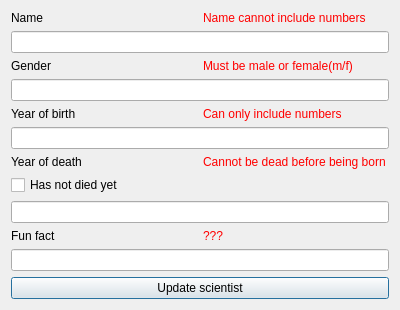
Qt form famGUI/edit.ui (gdgunnars/famCS3.0) before a commit.
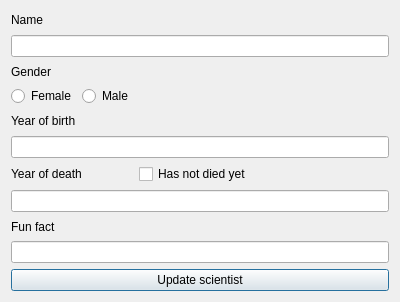
The same form after that commit.

What changed in the file:
```diff
--- a/famGUI/edit.ui
+++ b/famGUI/edit.ui
@@ -7,7 +7,7 @@
     <x>0</x>
     <y>0</y>
     <width>400</width>
-    <height>300</height>
+    <height>302</height>
    </rect>
   </property>
   <property name="windowTitle">
@@ -29,7 +29,7 @@
         <string notr="true">color: rgb(255, 0, 0)</string>
        </property>
        <property name="text">
-        <string>Name cannot include numbers</string>
+        <string/>
        </property>
       </widget>
      </item>
@@ -47,20 +47,38 @@
        </property>
       </widget>
      </item>
-     <item>
-      <widget class="QLabel" name="errorTwo">
-       <property name="styleSheet">
-        <string notr="true">color: rgb(255, 0, 0)</string>
-       </property>
-       <property name="text">
-        <string>Must be male or female(m/f)</string>
-       </property>
-      </widget>
-     </item>
     </layout>
    </item>
    <item>
-    <widget class="QLineEdit" name="lineTwo"/>
+    <layout class="QHBoxLayout" name="horizontalLayout_6">
+     <item>
+      <widget class="QRadioButton" name="femaleButton">
+       <property name="text">
+        <string>Female</string>
+       </property>
+      </widget>
+     </item>
+     <item>
+      <widget class="QRadioButton" name="maleButton">
+       <property name="text">
+        <string>Male</string>
+       </property>
+      </widget>
+     </item>
+     <item>
+      <spacer name="horizontalSpacer">
+       <property name="orientation">
+        <enum>Qt::Horizontal</enum>
+       </property>
+       <property name="sizeHint" stdset="0">
+        <size>
+         <width>40</width>
+         <height>20</height>
+        </size>
+       </property>
+      </spacer>
+     </item>
+    </layout>
    </item>
    <item>
     <layout class="QHBoxLayout" name="horizontalLayout_3">
@@ -77,7 +95,7 @@
         <string notr="true">color: rgb(255, 0, 0)</string>
        </property>
        <property name="text">
-        <string>Can only include numbers</string>
+        <string/>
        </property>
       </widget>
      </item>
@@ -95,27 +113,31 @@
        </property>
       </widget>
      </item>
+     <item>
+      <widget class="QCheckBox" name="checkIfAlive">
+       <property name="text">
+        <string>Has not died yet</string>
+       </property>
+      </widget>
+     </item>
      <item>
       <widget class="QLabel" name="errorFour">
        <property name="styleSheet">
         <string notr="true">color: rgb(255, 0, 0)</string>
        </property>
        <property name="text">
-        <string>Cannot be dead before being born</string>
+        <string/>
        </property>
       </widget>
      </item>
     </layout>
    </item>
    <item>
-    <widget class="QCheckBox" name="checkBox">
-     <property name="text">
-      <string>Has not died yet</string>
-     </property>
-    </widget>
-   </item>
-   <item>
-    <widget class="QLineEdit" name="lineFour"/>
+    <layout class="QHBoxLayout" name="horizontalLayout_7">
+     <item>
+      <widget class="QLineEdit" name="lineFour"/>
+     </item>
+    </layout>
    </item>
    <item>
     <layout class="QHBoxLayout" name="horizontalLayout_5">
@@ -132,7 +154,7 @@
         <string notr="true">color: rgb(255, 0, 0)</string>
        </property>
        <property name="text">
-        <string>???</string>
+        <string/>
        </property>
       </widget>
      </item>
```
Left out of the diff: 21 changed lines with no effect on the pictures.
